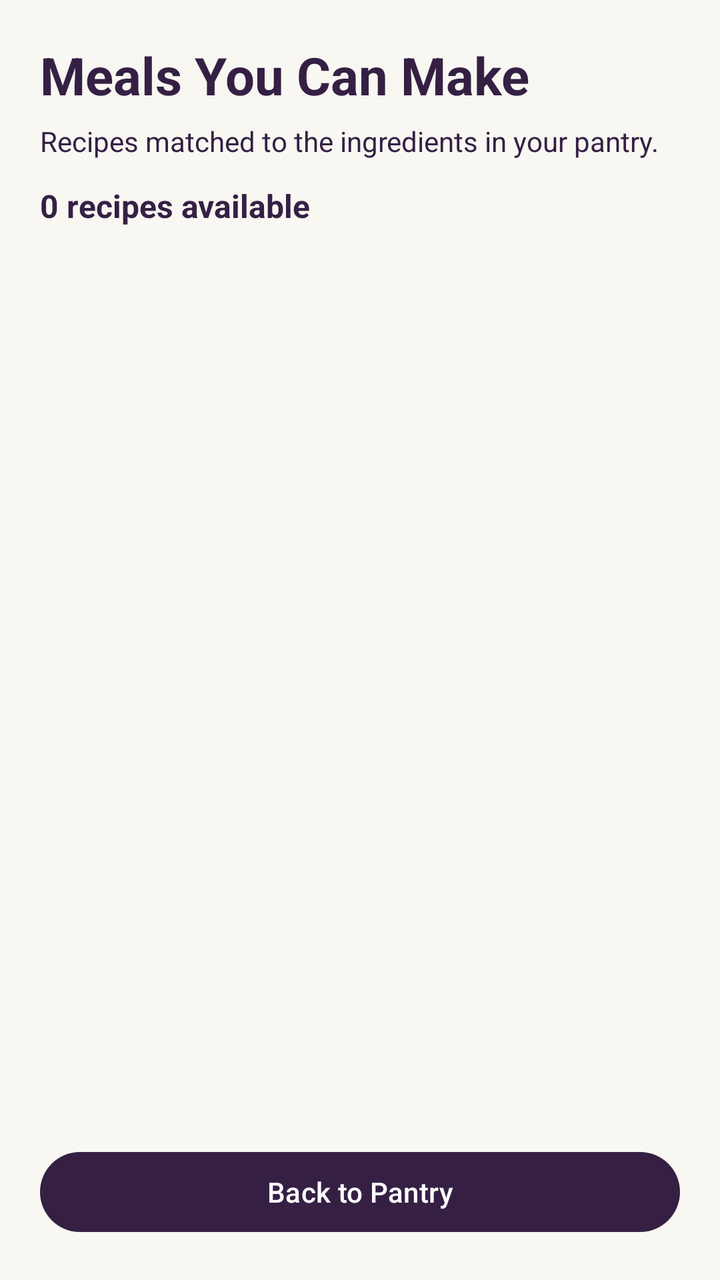
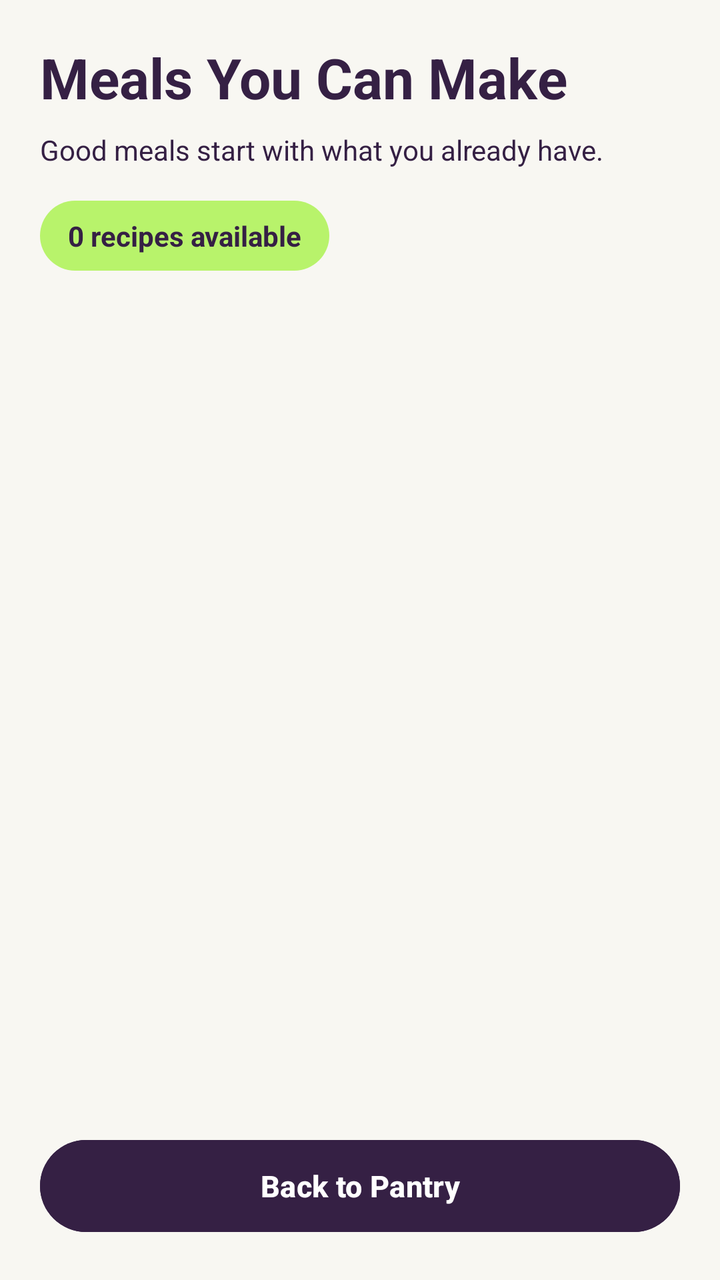

The first picture is an Android layout as it rendered before a commit; the second is the same layout after the commit. The layout source and the unified diff follow.
<!-- AndroidManifest.xml: application theme Theme.PantryIQ -->
<!-- res/layout/activity_recipe_suggestions.xml -->
<?xml version="1.0" encoding="utf-8"?>
<LinearLayout xmlns:android="http://schemas.android.com/apk/res/android"
    android:id="@+id/recipeSuggestionsRoot"
    android:layout_width="match_parent"
    android:layout_height="match_parent"
    android:orientation="vertical"
    android:background="@color/warm_cream"
    android:padding="20dp">

    <TextView
        android:id="@+id/tvRecipeHeading"
        android:layout_width="match_parent"
        android:layout_height="wrap_content"
        android:text="Meals You Can Make"
        android:textColor="@color/electric_plum"
        android:textSize="26sp"
        android:textStyle="bold" />

    <TextView
        android:id="@+id/tvRecipeSubtitle"
        android:layout_width="match_parent"
        android:layout_height="wrap_content"
        android:layout_marginTop="6dp"
        android:layout_marginBottom="12dp"
        android:text="Recipes matched to the ingredients in your pantry."
        android:textColor="@color/electric_plum"
        android:textSize="14sp" />

    <TextView
        android:id="@+id/tvRecipeCount"
        android:layout_width="match_parent"
        android:layout_height="wrap_content"
        android:layout_marginBottom="12dp"
        android:text="0 recipes available"
        android:textColor="@color/electric_plum"
        android:textSize="16sp"
        android:textStyle="bold" />

    <TextView
        android:id="@+id/tvEmptyRecipes"
        android:layout_width="match_parent"
        android:layout_height="wrap_content"
        android:layout_marginTop="24dp"
        android:gravity="center"
        android:text="No matching recipes yet. Add ingredients or check your pantry quantities to discover meals."
        android:textColor="@color/electric_plum"
        android:textSize="16sp"
        android:visibility="gone" />

    <ScrollView
        android:layout_width="match_parent"
        android:layout_height="0dp"
        android:layout_weight="1"
        android:fillViewport="true">

        <LinearLayout
            android:id="@+id/layoutRecipeSuggestions"
            android:layout_width="match_parent"
            android:layout_height="wrap_content"
            android:orientation="vertical" />

    </ScrollView>

    <Button
        android:id="@+id/btnBackToPantry"
        android:layout_width="match_parent"
        android:layout_height="wrap_content"
        android:layout_marginTop="12dp"
        android:text="Back to Pantry"
        android:textAllCaps="false" />

</LinearLayout>
<!-- resources referenced by this layout -->
<resources>
  <color name="electric_plum">#352044</color>
  <color name="warm_cream">#F8F7F2</color>
  <style name="Theme.PantryIQ" parent="Base.Theme.PantryIQ" />
  <style name="Base.Theme.PantryIQ" parent="Theme.Material3.DayNight.NoActionBar">
  
          <item name="colorPrimary">@color/electric_plum</item>
          <item name="colorOnPrimary">@color/clean_white</item>
  
          <item name="colorSecondary">@color/vivid_pink</item>
          <item name="colorOnSecondary">@color/electric_plum</item>
  
          <item name="colorTertiary">@color/lime_pop</item>
          <item name="colorOnTertiary">@color/electric_plum</item>
  
          <item name="android:colorBackground">@color/warm_cream</item>
          <item name="colorSurface">@color/clean_white</item>
          <item name="colorOnSurface">@color/electric_plum</item>
  
          <item name="android:statusBarColor">@color/warm_cream</item>
          <item name="android:navigationBarColor">@color/warm_cream</item>
          <item name="android:windowLightStatusBar">true</item>
  
  
      </style>
  <color name="clean_white">#FFFFFF</color>
  <color name="vivid_pink">#FF4F87</color>
  <color name="lime_pop">#B8F36B</color>
</resources>

<!-- the commit's change to res/layout/activity_recipe_suggestions.xml (unified diff, before → after) -->
@@ -1,5 +1,6 @@
 <?xml version="1.0" encoding="utf-8"?>
-<LinearLayout xmlns:android="http://schemas.android.com/apk/res/android"
+<LinearLayout
+    xmlns:android="http://schemas.android.com/apk/res/android"
     android:id="@+id/recipeSuggestionsRoot"
     android:layout_width="match_parent"
     android:layout_height="match_parent"
@@ -7,66 +8,88 @@
     android:background="@color/warm_cream"
     android:padding="20dp">
 
+    
     <TextView
         android:id="@+id/tvRecipeHeading"
         android:layout_width="match_parent"
         android:layout_height="wrap_content"
         android:text="Meals You Can Make"
         android:textColor="@color/electric_plum"
-        android:textSize="26sp"
-        android:textStyle="bold" />
+        android:textSize="28sp"
+        android:textStyle="bold"
+        android:accessibilityHeading="true" />
 
     <TextView
         android:id="@+id/tvRecipeSubtitle"
         android:layout_width="match_parent"
         android:layout_height="wrap_content"
-        android:layout_marginTop="6dp"
-        android:layout_marginBottom="12dp"
-        android:text="Recipes matched to the ingredients in your pantry."
+        android:layout_marginTop="8dp"
+        android:layout_marginBottom="16dp"
+        android:text="Good meals start with what you already have."
         android:textColor="@color/electric_plum"
-        android:textSize="14sp" />
+        android:textSize="14sp"
+        android:lineSpacingExtra="2dp" />
 
+    
     <TextView
         android:id="@+id/tvRecipeCount"
-        android:layout_width="match_parent"
+        android:layout_width="wrap_content"
         android:layout_height="wrap_content"
-        android:layout_marginBottom="12dp"
+        android:layout_marginBottom="14dp"
+        android:paddingHorizontal="14dp"
+        android:paddingVertical="8dp"
+        android:backgroundTint="@color/lime_pop"
+        android:background="@drawable/bg_recipe_count"
         android:text="0 recipes available"
         android:textColor="@color/electric_plum"
-        android:textSize="16sp"
+        android:textSize="14sp"
         android:textStyle="bold" />
 
+    
     <TextView
         android:id="@+id/tvEmptyRecipes"
         android:layout_width="match_parent"
         android:layout_height="wrap_content"
         android:layout_marginTop="24dp"
+        android:layout_marginBottom="16dp"
+        android:padding="20dp"
         android:gravity="center"
+        android:background="@drawable/bg_ingredient_card"
         android:text="No matching recipes yet. Add ingredients or check your pantry quantities to discover meals."
         android:textColor="@color/electric_plum"
-        android:textSize="16sp"
+        android:textSize="15sp"
+        android:lineSpacingExtra="3dp"
         android:visibility="gone" />
 
+    
     <ScrollView
         android:layout_width="match_parent"
         android:layout_height="0dp"
         android:layout_weight="1"
-        android:fillViewport="true">
+        android:fillViewport="true"
+        android:clipToPadding="false"
+        android:scrollbars="vertical">
 
         <LinearLayout
             android:id="@+id/layoutRecipeSuggestions"
             android:layout_width="match_parent"
             android:layout_height="wrap_content"
-            android:orientation="vertical" />
+            android:orientation="vertical"
+            android:paddingBottom="12dp" />
 
     </ScrollView>
 
+    
     <Button
         android:id="@+id/btnBackToPantry"
         android:layout_width="match_parent"
-        android:layout_height="wrap_content"
+        android:layout_height="54dp"
         android:layout_marginTop="12dp"
+        android:backgroundTint="@color/electric_plum"
         android:text="Back to Pantry"
-        android:textAllCaps="false" />
+        android:textColor="@color/clean_white"
+        android:textAllCaps="false"
+        android:textSize="15sp"
+        android:textStyle="bold" />
 
 </LinearLayout>
<!-- resource entries referenced after the edit -->
@@ -2,6 +2,36 @@
 <resources>
   <color name="electric_plum">#352044</color>
   <color name="warm_cream">#F8F7F2</color>
+  <!-- drawable bg_ingredient_card (drawable) -->
+  <?xml version="1.0" encoding="utf-8"?>
+  <shape xmlns:android="http://schemas.android.com/apk/res/android"
+      android:shape="rectangle">
+  
+      <solid android:color="@color/clean_white" />
+  
+      <corners android:radius="18dp" />
+  
+      <stroke
+          android:width="1dp"
+          android:color="#E9E0E8" />
+  
+      <padding
+          android:left="2dp"
+          android:top="2dp"
+          android:right="2dp"
+          android:bottom="2dp" />
+  
+  </shape>
+  <!-- drawable bg_recipe_count (drawable) -->
+  <?xml version="1.0" encoding="utf-8"?>
+  <shape xmlns:android="http://schemas.android.com/apk/res/android"
+      android:shape="rectangle">
+  
+      <solid android:color="@color/lime_pop" />
+  
+      <corners android:radius="20dp" />
+  
+  </shape>
   <style name="Theme.PantryIQ" parent="Base.Theme.PantryIQ" />
   <style name="Base.Theme.PantryIQ" parent="Theme.Material3.DayNight.NoActionBar">
   
